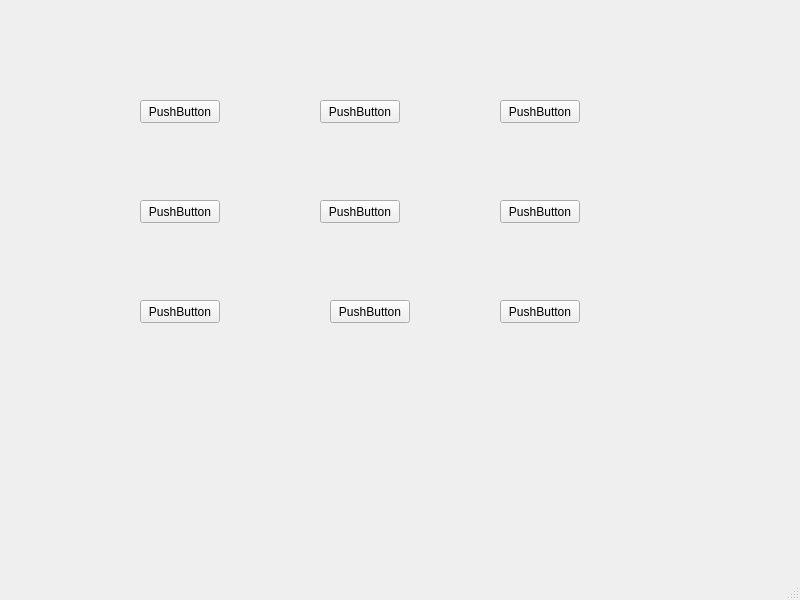
Old version of the form TicTacToe/mainwindow.ui in the repository Daryl1605/TicTacToeMoutouboulou.
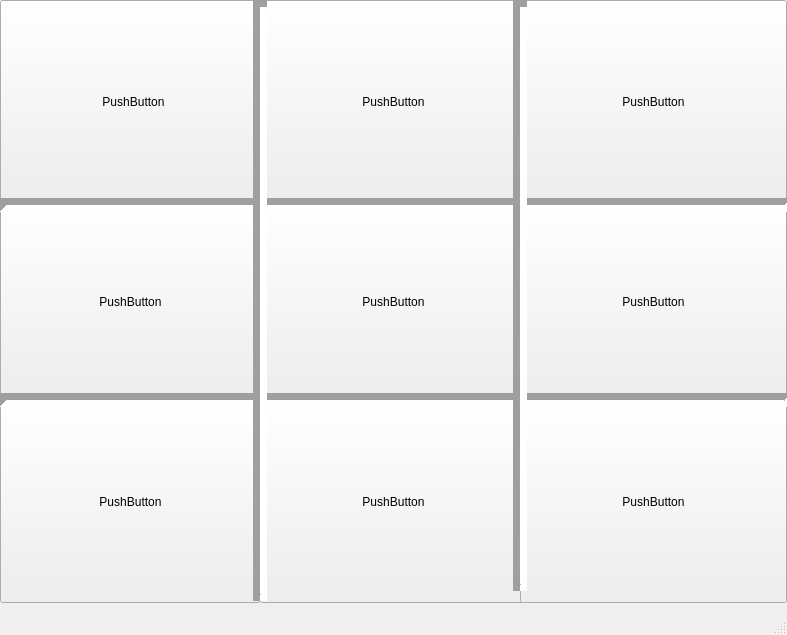
New version of the form.

Commit message: interface grafique du tableau 2

The edit to the form file:
```diff
--- a/TicTacToe/mainwindow.ui
+++ b/TicTacToe/mainwindow.ui
@@ -6,8 +6,8 @@
    <rect>
     <x>0</x>
     <y>0</y>
-    <width>800</width>
-    <height>600</height>
+    <width>787</width>
+    <height>635</height>
    </rect>
   </property>
   <property name="windowTitle">
@@ -17,10 +17,10 @@
    <widget class="QPushButton" name="pushButton1_1">
     <property name="geometry">
      <rect>
-      <x>140</x>
-      <y>100</y>
-      <width>80</width>
-      <height>23</height>
+      <x>0</x>
+      <y>0</y>
+      <width>267</width>
+      <height>203</height>
      </rect>
     </property>
     <property name="text">
@@ -30,10 +30,10 @@
    <widget class="QPushButton" name="pushButton1_2">
     <property name="geometry">
      <rect>
-      <x>320</x>
-      <y>100</y>
-      <width>80</width>
-      <height>23</height>
+      <x>260</x>
+      <y>0</y>
+      <width>267</width>
+      <height>203</height>
      </rect>
     </property>
     <property name="text">
@@ -43,10 +43,10 @@
    <widget class="QPushButton" name="pushButton1_3">
     <property name="geometry">
      <rect>
-      <x>500</x>
-      <y>100</y>
-      <width>80</width>
-      <height>23</height>
+      <x>520</x>
+      <y>0</y>
+      <width>267</width>
+      <height>203</height>
      </rect>
     </property>
     <property name="text">
@@ -56,10 +56,10 @@
    <widget class="QPushButton" name="pushButton2_1">
     <property name="geometry">
      <rect>
-      <x>140</x>
+      <x>0</x>
       <y>200</y>
-      <width>80</width>
-      <height>23</height>
+      <width>261</width>
+      <height>203</height>
      </rect>
     </property>
     <property name="text">
@@ -69,10 +69,10 @@
    <widget class="QPushButton" name="pushButton2_2">
     <property name="geometry">
      <rect>
-      <x>320</x>
+      <x>260</x>
       <y>200</y>
-      <width>80</width>
-      <height>23</height>
+      <width>267</width>
+      <height>203</height>
      </rect>
     </property>
     <property name="text">
@@ -82,10 +82,10 @@
    <widget class="QPushButton" name="pushButton2_3">
     <property name="geometry">
      <rect>
-      <x>500</x>
+      <x>520</x>
       <y>200</y>
-      <width>80</width>
-      <height>23</height>
+      <width>267</width>
+      <height>203</height>
      </rect>
     </property>
     <property name="text">
@@ -95,10 +95,10 @@
    <widget class="QPushButton" name="pushButton3_1">
     <property name="geometry">
      <rect>
-      <x>140</x>
-      <y>300</y>
-      <width>80</width>
-      <height>23</height>
+      <x>0</x>
+      <y>400</y>
+      <width>261</width>
+      <height>203</height>
      </rect>
     </property>
     <property name="text">
@@ -108,10 +108,10 @@
    <widget class="QPushButton" name="pushButton3_2">
     <property name="geometry">
      <rect>
-      <x>330</x>
-      <y>300</y>
-      <width>80</width>
-      <height>23</height>
+      <x>260</x>
+      <y>400</y>
+      <width>267</width>
+      <height>203</height>
      </rect>
     </property>
     <property name="text">
@@ -121,16 +121,85 @@
    <widget class="QPushButton" name="pushButton3_3">
     <property name="geometry">
      <rect>
-      <x>500</x>
-      <y>300</y>
-      <width>80</width>
-      <height>23</height>
+      <x>520</x>
+      <y>400</y>
+      <width>267</width>
+      <height>203</height>
      </rect>
     </property>
     <property name="text">
      <string>PushButton</string>
     </property>
    </widget>
+   <widget class="Line" name="line">
+    <property name="geometry">
+     <rect>
+      <x>0</x>
+      <y>170</y>
+      <width>791</width>
+      <height>71</height>
+     </rect>
+    </property>
+    <property name="font">
+     <font>
+      <bold>false</bold>
+     </font>
+    </property>
+    <property name="lineWidth">
+     <number>7</number>
+    </property>
+    <property name="orientation">
+     <enum>Qt::Horizontal</enum>
+    </property>
+   </widget>
+   <widget class="Line" name="line_2">
+    <property name="geometry">
+     <rect>
+      <x>0</x>
+      <y>390</y>
+      <width>791</width>
+      <height>21</height>
+     </rect>
+    </property>
+    <property name="lineWidth">
+     <number>7</number>
+    </property>
+    <property name="orientation">
+     <enum>Qt::Horizontal</enum>
+    </property>
+   </widget>
+   <widget class="Line" name="line_3">
+    <property name="geometry">
+     <rect>
+      <x>250</x>
+      <y>0</y>
+      <width>20</width>
+      <height>601</height>
+     </rect>
+    </property>
+    <property name="lineWidth">
+     <number>7</number>
+    </property>
+    <property name="orientation">
+     <enum>Qt::Vertical</enum>
+    </property>
+   </widget>
+   <widget class="Line" name="line_4">
+    <property name="geometry">
+     <rect>
+      <x>510</x>
+      <y>0</y>
+      <width>20</width>
+      <height>591</height>
+     </rect>
+    </property>
+    <property name="lineWidth">
+     <number>7</number>
+    </property>
+    <property name="orientation">
+     <enum>Qt::Vertical</enum>
+    </property>
+   </widget>
   </widget>
   <widget class="QMenuBar" name="menubar">
    <property name="geometry">
```
Left out of the diff: 2 changed lines with no effect on the pictures. The commit also changes 5 other files.
